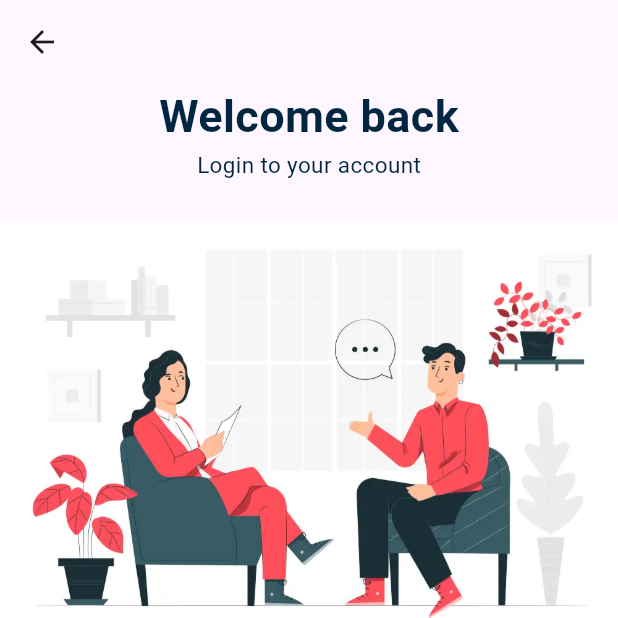
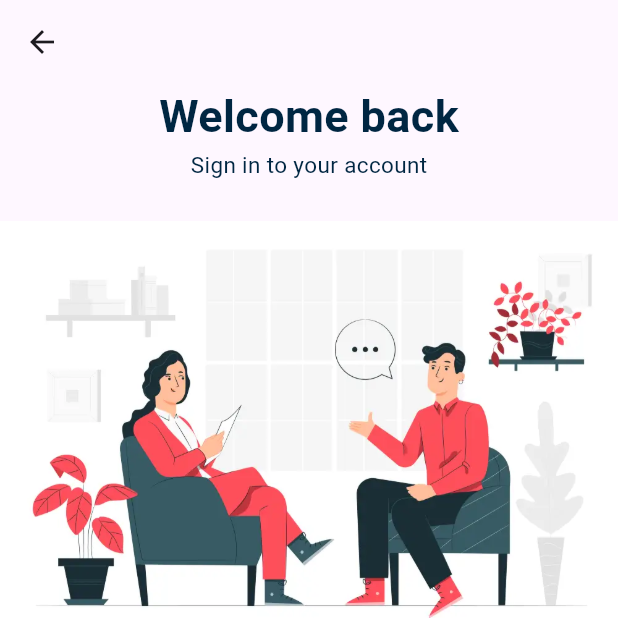
Before and after one commit to KabeloBitcube/advice_generator, a Flutter app: the screen it shows after launch, after a tap on "Sign In", on a phone screen of 412 x 824 dp, the top half of it. Run offline on Flutter 3.47's test engine with Material 3 defaults, Android fonts, the phone set to English and light mode, and no system bars; our stand-ins replace animated_toggle_switch, go_router.

Commit message:
Splash Screen

```diff
--- a/lib/Presentation/Home/home.dart
+++ b/lib/Presentation/Home/home.dart
@@ -15,7 +15,7 @@ class _HomeScreenState extends State<HomeScreen> {
       appBar: AppBar(title: Text('Advice Generator'), centerTitle: true),
       drawer: Drawer(
         child: FloatingActionButton(
-          onPressed: () => context.go('/'),
+          onPressed: () => context.go('/login'),
           child: Text('Sign Out'),
         ),
       ),
--- a/lib/Presentation/Login/sign_in.dart
+++ b/lib/Presentation/Login/sign_in.dart
@@ -38,7 +38,7 @@ class _SignInScreenState extends State<SignInScreen> {
                   ),
                   Center(
                     child: Text(
-                      'Login to your account',
+                      'Sign in to your account',
                       style: TextStyle(
                         color: const Color.fromARGB(255, 0, 38, 66),
                         fontSize: 15,
--- a/lib/Presentation/Navigation/router.dart
+++ b/lib/Presentation/Navigation/router.dart
@@ -2,12 +2,19 @@ import 'package:advice_generator/Presentation/Home/home.dart';
 import 'package:advice_generator/Presentation/Login/login.dart';
 import 'package:advice_generator/Presentation/Login/sign_in.dart';
 import 'package:advice_generator/Presentation/Login/sign_up.dart';
+import 'package:advice_generator/Presentation/Splash/splash.dart';
 import 'package:go_router/go_router.dart';
 
 final router = GoRouter(
   routes: [
     GoRoute(
       path: '/',
+      builder: (context, state) {
+        return SplashScreen();
+      },
+    ),
+    GoRoute(
+      path: '/login',
       builder: (context, state) {
         return LoginScreen();
       },
--- /dev/null
+++ b/lib/Presentation/Splash/splash.dart
@@ -0,0 +1,67 @@
+import 'dart:async';
+
+import 'package:flutter/material.dart';
+import 'package:go_router/go_router.dart';
+
+class SplashScreen extends StatefulWidget {
+  const SplashScreen({super.key});
+
+  @override
+  SplashScreenState createState() => SplashScreenState();
+}
+
+class SplashScreenState extends State<SplashScreen>
+    with SingleTickerProviderStateMixin {
+  late AnimationController _controller;
+  late Animation<double> _animation;
+
+  @override
+  void initState() {
+    super.initState();
+
+    _controller = AnimationController(
+      duration: const Duration(seconds: 3),
+      vsync: this,
+    );
+
+    _animation = CurvedAnimation(parent: _controller, curve: Curves.easeInOut);
+
+    _controller.forward();
+
+    Timer(const Duration(seconds: 3), () {
+      context.go('/login');
+    });
+  }
+
+  @override
+  void dispose() {
+    _controller.dispose();
+    super.dispose();
+  }
+
+  @override
+  Widget build(BuildContext context) {
+    return Scaffold(
+      backgroundColor: const Color.fromARGB(255, 0, 38, 66),
+      body: Center(
+        child: FadeTransition(
+          opacity: _animation,
+          child: Column(
+            mainAxisAlignment: MainAxisAlignment.center,
+            children: [
+              Text(
+                'Advice Generator',
+                style: TextStyle(
+                  fontWeight: FontWeight.bold,
+                  color: Colors.white,
+                  fontSize: 20,
+                ),
+              ),
+              Icon(Icons.bubble_chart, color: Colors.white, size: 100.0),
+            ],
+          ),
+        ),
+      ),
+    );
+  }
+}
```
